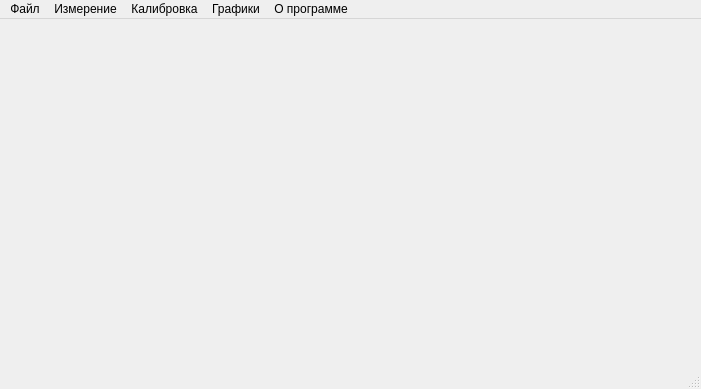
Old version of the form mainwindow.ui in the repository krang4d/Agrekola.
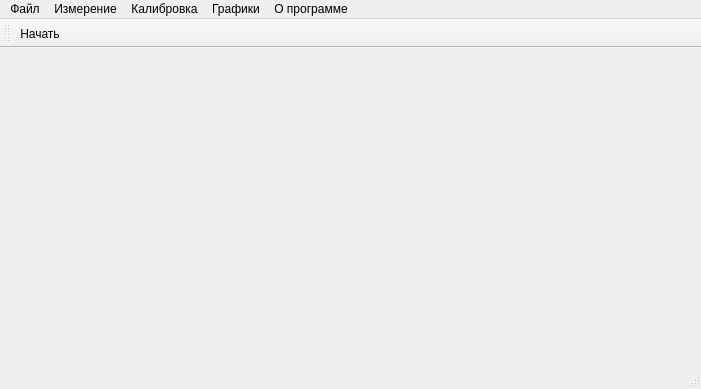
New version of the form.

The edit to the form file:
```diff
--- a/mainwindow.ui
+++ b/mainwindow.ui
@@ -72,6 +72,18 @@
    <addaction name="menu_5"/>
   </widget>
   <widget class="QStatusBar" name="statusbar"/>
+  <widget class="QToolBar" name="toolBar">
+   <property name="windowTitle">
+    <string>toolBar</string>
+   </property>
+   <attribute name="toolBarArea">
+    <enum>TopToolBarArea</enum>
+   </attribute>
+   <attribute name="toolBarBreak">
+    <bool>false</bool>
+   </attribute>
+   <addaction name="action_start"/>
+  </widget>
   <action name="action_start">
    <property name="text">
     <string>Начать</string>
```
Left out of the diff: 1 changed line with no effect on the pictures.
